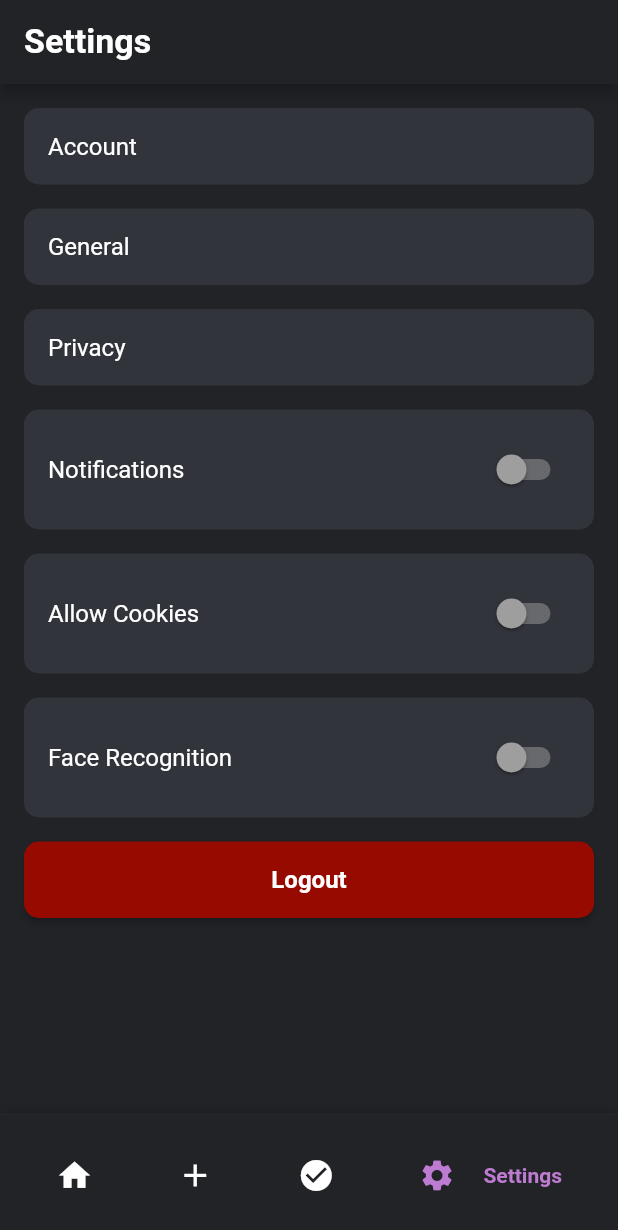
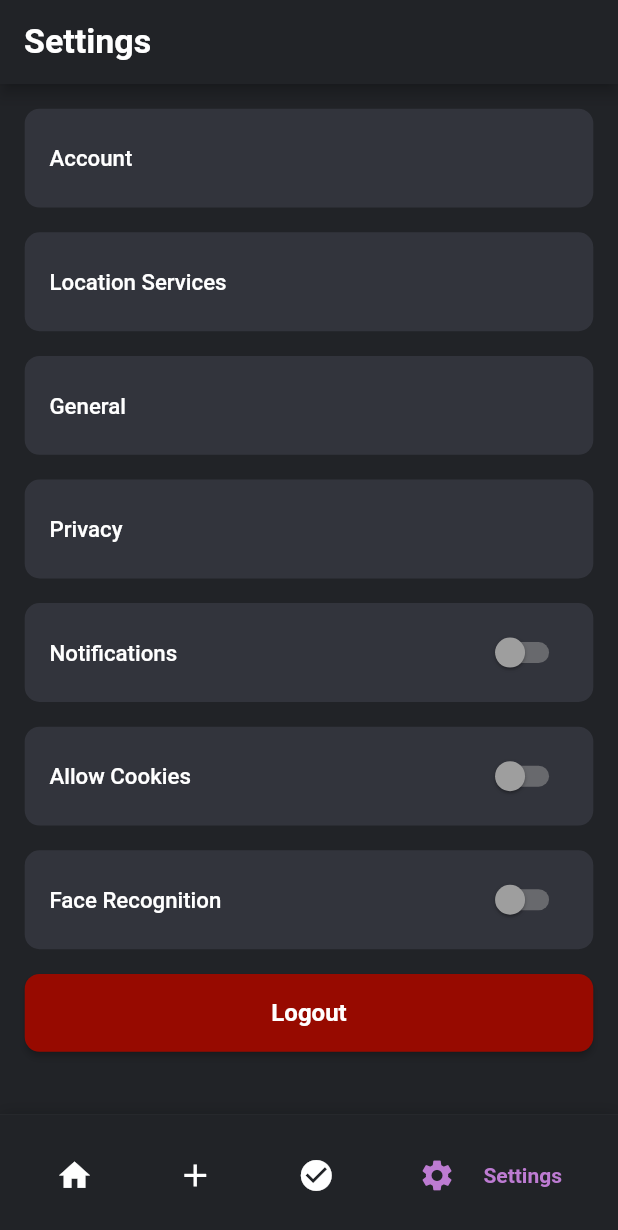
Before and after one commit to mahaamimran/ProjectKaambun, a Flutter app: the screen it shows after launch, item 4 of the bottom bar chosen, on a phone screen of 412 x 824 dp. Shown: the top 1230 px of the screen. Run offline on Flutter 3.47's test engine with Material 2 defaults, Android fonts, the phone set to English and light mode, and no system bars; drawn by our look-alikes of google_nav_bar.

```diff
--- a/lib/ScheduledTasks.dart
+++ b/lib/ScheduledTasks.dart
@@ -49,8 +49,8 @@ class _ScheduledTasksState extends State<ScheduledTasks> {
                     colors: [
                       gradientColors[
                           colorIndex], // Assign the color dynamically
+                      gradientColors[(colorIndex + 2) % 3],
                       gradientColors[(colorIndex + 1) % 3],
-                      gradientColors[(colorIndex + 2) % 3],
                     ],
                   ),
                   borderRadius: BorderRadius.circular(25.0),
--- a/lib/SettingsPage.dart
+++ b/lib/SettingsPage.dart
@@ -1,5 +1,6 @@
 // ignore: file_names
 import 'package:flutter/material.dart';
+import 'package:project/signIn.dart';
 
 class SettingsPage extends StatefulWidget {
   const SettingsPage({Key? key}) : super(key: key);
@@ -7,6 +8,7 @@ import 'package:flutter/material.dart';
   @override
   _SettingsPageState createState() => _SettingsPageState();
 }
+
 class _SettingsPageState extends State<SettingsPage> {
   bool toggleValue1 = false;
   bool toggleValue2 = false;
@@ -17,7 +19,7 @@ class _SettingsPageState extends State<SettingsPage> {
     return Scaffold(
       backgroundColor: Color(0xff212327),
       body: ListView(
-    padding: EdgeInsets.all(16.0),
+        padding: EdgeInsets.all(MediaQuery.of(context).size.width * 0.04),
         children: [
           SettingsOption(
             title: 'Account',
@@ -30,9 +32,23 @@ class _SettingsPageState extends State<SettingsPage> {
                 toggleValue1 = value;
               });
             },
-        hasToggle: false, // No toggle button for this option
+            hasToggle: false,
           ),
-      SizedBox(height: 16.0),
+          SizedBox(height: MediaQuery.of(context).size.width * 0.04),
+          SettingsOption(
+            title: 'Location Services',
+            onTap: () {
+              print('Location Services tapped');
+            },
+            toggleValue: toggleValue1,
+            onToggleChanged: (value) {
+              setState(() {
+                toggleValue1 = value;
+              });
+            },
+            hasToggle: false,
+          ),
+          SizedBox(height: MediaQuery.of(context).size.width * 0.04),
           SettingsOption(
             title: 'General',
             onTap: () {
@@ -44,9 +60,9 @@ class _SettingsPageState extends State<SettingsPage> {
                 toggleValue2 = value;
               });
             },
-        hasToggle: false, // No toggle button for this option
+            hasToggle: false,
           ),
-      SizedBox(height: 16.0),
+          SizedBox(height: MediaQuery.of(context).size.width * 0.04),
           SettingsOption(
             title: 'Privacy',
             onTap: () {
@@ -58,9 +74,9 @@ class _SettingsPageState extends State<SettingsPage> {
                 toggleValue3 = value;
               });
             },
-        hasToggle: false, // No toggle button for this option
+            hasToggle: false,
           ),
-      SizedBox(height: 16.0),
+          SizedBox(height: MediaQuery.of(context).size.width * 0.04),
           SettingsOption(
             title: 'Notifications',
             onTap: () {
@@ -73,7 +89,7 @@ class _SettingsPageState extends State<SettingsPage> {
               });
             },
           ),
-      SizedBox(height: 16.0),
+          SizedBox(height: MediaQuery.of(context).size.width * 0.04),
           SettingsOption(
             title: 'Allow Cookies',
             onTap: () {
@@ -86,7 +102,7 @@ class _SettingsPageState extends State<SettingsPage> {
               });
             },
           ),
-      SizedBox(height: 16.0),
+          SizedBox(height: MediaQuery.of(context).size.width * 0.04),
           SettingsOption(
             title: 'Face Recognition',
             onTap: () {
@@ -99,19 +115,22 @@ class _SettingsPageState extends State<SettingsPage> {
               });
             },
           ),
-      SizedBox(height: 16.0),
+          SizedBox(height: MediaQuery.of(context).size.width * 0.04),
           LogoutButton(
             onTap: () {
               print('Logout button tapped');
+              // go to login page
+              Navigator.push(
+                context,
+                MaterialPageRoute(builder: (context) => SignInPage()),
+              );
             },
           ),
         ],
       ),
     );
-
   }
 }
-
 
 class SettingsOption extends StatelessWidget {
   final String title;
@@ -134,7 +153,9 @@ class SettingsOption extends StatelessWidget {
     return InkWell(
       onTap: onTap,
       child: Container(
-        padding: EdgeInsets.all(16.0),
+        padding: EdgeInsets.all(MediaQuery.of(context).size.width * 0.04),
+        height: MediaQuery.of(context).size.height * 0.08,
+        width: MediaQuery.of(context).size.width * 0.9,
         decoration: BoxDecoration(
           color: Color.fromARGB(57, 111, 113, 135),
           borderRadius: BorderRadius.circular(10.0),
@@ -146,17 +167,21 @@ class SettingsOption extends StatelessWidget {
               title,
               style: TextStyle(
                 color: Colors.white,
-                fontSize: 16.0,
+                fontSize: MediaQuery.of(context).size.width * 0.036,
+                fontWeight: FontWeight.w500,
               ),
             ),
-            if (hasToggle) Switch(
+            if (hasToggle)
+              Switch(
                 value: toggleValue,
                 onChanged: onToggleChanged,
-                            activeColor: Color(0xff6e54f7),// Customize the active color of the switch
-              inactiveThumbColor: Colors.grey, // Customize the inactive thumb color of the switch
-              inactiveTrackColor: Colors.grey.withOpacity(0.5), // Customize the inactive track color of the switch
+                activeColor: Color(
+                    0xff6e54f7), // Customize the active color of the switch
+                inactiveThumbColor: Colors
+                    .grey, // Customize the inactive thumb color of the switch
+                inactiveTrackColor: Colors.grey.withOpacity(
+                    0.5), // Customize the inactive track color of the switch
               ),
-
           ],
         ),
       ),
@@ -183,7 +208,7 @@ class LogoutButton extends StatelessWidget {
         ),
       ),
       child: Container(
-        padding: EdgeInsets.all(16.0),
+        padding: EdgeInsets.all(MediaQuery.of(context).size.width * 0.04),
         child: Text(
           'Logout',
           style: TextStyle(
--- a/lib/appSkeleton.dart
+++ b/lib/appSkeleton.dart
@@ -30,7 +30,7 @@ class AppSkeleton extends StatefulWidget {
 }
 
 class _AppSkeletonState extends State<AppSkeleton> {
-  int _selectedIndex = 2;
+  int _selectedIndex = 0;
   final List<Widget> _pages = [
     HomePage(),
     AddTaskPage(),
--- a/lib/home.dart
+++ b/lib/home.dart
@@ -16,6 +16,7 @@ class HomePage extends StatefulWidget {
 }
 
 class _HomePageState extends State<HomePage> {
+  bool isContainerClicked = false;
   @override
   Widget build(BuildContext context) {
     return MaterialApp(
@@ -31,10 +32,8 @@ class _HomePageState extends State<HomePage> {
                   children: [
                     // scrollable stuff
                     Padding(
-                      padding: EdgeInsets.symmetric(
-                        horizontal: MediaQuery.of(context).size.width * 0.03,
-                        vertical: 0
-                        ),
+                      padding: EdgeInsets.all(
+                          MediaQuery.of(context).size.width * 0.035),
                       child: ListView(
                         children: [
                           // motvational quote container
@@ -106,7 +105,7 @@ class _HomePageState extends State<HomePage> {
                           // space between highlights & goal tracking
                           SizedBox(
                               height:
-                                  MediaQuery.of(context).size.height * 0.015),
+                                  MediaQuery.of(context).size.height * 0.02),
 
                           // goal tracking
                           Row(
@@ -130,7 +129,7 @@ class _HomePageState extends State<HomePage> {
                           ),
                           // space
                           SizedBox(
-                            height: MediaQuery.of(context).size.height * 0.01,
+                            height: MediaQuery.of(context).size.height * 0.015,
                           ),
 
                           // container for goal tracking
@@ -370,31 +369,65 @@ class _HomePageState extends State<HomePage> {
 
                           // workout box
                           Center(
+                            child: GestureDetector(
+                              onTapDown: (TapDownDetails details) {
+                                setState(() {
+                                  // Update the state variable to indicate the container is clicked
+                                  isContainerClicked = true;
+                                });
+                              },
+                              onTapUp: (TapUpDetails details) {
+                                setState(() {
+                                  // Update the state variable to indicate the container is released
+                                  isContainerClicked = false;
+                                });
+                              },
                               child: Container(
                                 padding: EdgeInsets.all(
                                     MediaQuery.of(context).size.width * 0.05),
-                              height: MediaQuery.of(context).size.height * 0.09,
+                                height:
+                                    MediaQuery.of(context).size.height * 0.09,
                                 decoration: BoxDecoration(
                                   borderRadius: BorderRadius.circular(16),
                                   gradient: LinearGradient(
                                     begin: Alignment.topLeft,
                                     end: Alignment.bottomRight,
-                                  colors: [
+                                    colors: isContainerClicked
+                                        ? [
+                                            Color.fromARGB(255, 143, 127, 228),
+                                            Color.fromARGB(255, 199, 120, 226),
+                                          ]
+                                        : [
                                             Color.fromARGB(255, 199, 120, 226),
                                             Color.fromARGB(255, 143, 127, 228),
                                           ],
                                   ),
+                                  boxShadow: isContainerClicked
+                                      ? [
+                                          BoxShadow(
+                                            color:
+                                                Colors.white.withOpacity(0.3),
+                                            spreadRadius: 3,
+                                            blurRadius: 7,
+                                            offset: Offset(0, 3),
+                                          ),
+                                        ]
+                                      : [],
                                 ),
                                 child: Row(
                                   children: [
                                     Image.asset(
                                       '/Users/mahamimran/project/assets/workoutsparkle.png', // Replace with the path to your image file
-                                    height: MediaQuery.of(context).size.height *
+                                      height:
+                                          MediaQuery.of(context).size.height *
                                               0.05,
                                       width: MediaQuery.of(context).size.width *
                                           0.05,
                                     ),
-                                  SizedBox(width: MediaQuery.of(context).size.width * 0.04),
+                                    SizedBox(
+                                        width:
+                                            MediaQuery.of(context).size.width *
+                                                0.04),
                                     Text(
                                       "Workout",
                                       style: TextStyle(
@@ -405,13 +438,17 @@ class _HomePageState extends State<HomePage> {
                                         fontWeight: FontWeight.w600,
                                       ),
                                     ),
-                                  SizedBox(width: MediaQuery.of(context).size.width * 0.5),
+                                    SizedBox(
+                                        width:
+                                            MediaQuery.of(context).size.width *
+                                                0.5),
                                     Image.asset(
                                       '/Users/mahamimran/project/assets/rightarrow.png',
-
-                                        scale: MediaQuery.of(context).size.width * 0.0018,
+                                      scale: MediaQuery.of(context).size.width *
+                                          0.0018,
                                     ),
                                   ],
+                                ),
                               ),
                             ),
                           ),
```
Lines whose indentation alone changed are shown as unchanged.
